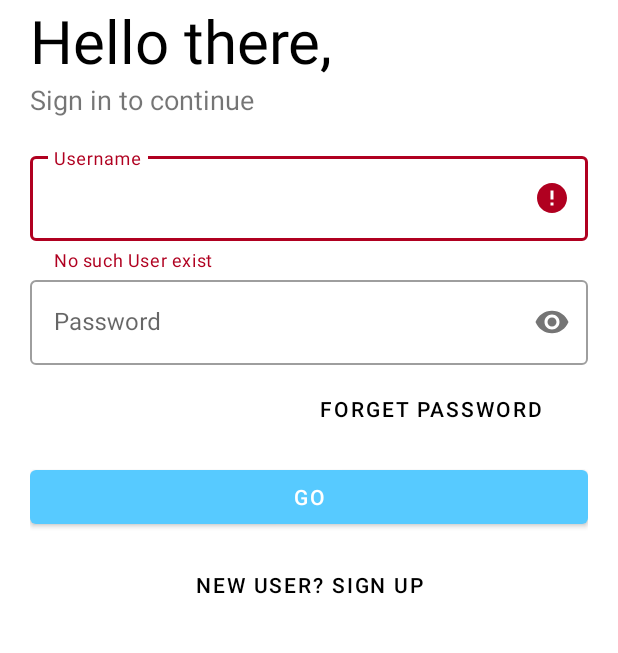
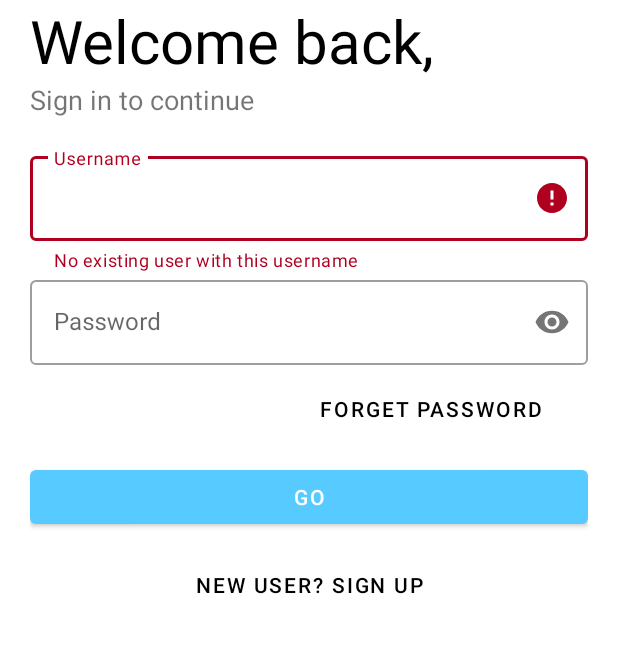
Before and after one commit to saltindustries/MoneySavingStudents, an Android app: the screen it shows after launch (Login), after a tap on "GO", on a phone screen of 412 x 824 dp, the part 255-908 px from its top. Run offline under Robolectric (Android 15) with nearby library versions, the phone set to English and light mode, and no system bars; our stand-ins replace Firebase (no records; nobody signed in at launch, a user with empty details on screens opened directly); libraries missing offline, so code that uses them is left out: com.squareup.seismic; Roboto replaces fonts that are not available here.

Commit message:
removed unnecessary comments

```diff
--- a/app/src/main/java/com/example/moneysavingstudents/Login.java
+++ b/app/src/main/java/com/example/moneysavingstudents/Login.java
@@ -51,21 +51,6 @@ public class Login extends AppCompatActivity{
         callSignUp.setOnClickListener(new View.OnClickListener() {
             @Override
             public void onClick(View v) {
-                // PAIR ANIMATIONS
-                /*Intent intent = new Intent(Login.this, SignUp.class);
-
-                Pair[] pairs = new Pair[7];
-
-                pairs[0] = new Pair<View, String>(logo_image, "logo_image");
-                pairs[1] = new Pair<View, String>(logo_text, "logo_text");
-                pairs[2] = new Pair<View, String>(logo_subtext, "logo_desc");
-                pairs[3] = new Pair<View, String>(username, "password_tran");
-                pairs[4] = new Pair<View, String>(password, "username_tran");
-                pairs[5] = new Pair<View, String>(btn_login, "btn_login_tran");
-                pairs[6] = new Pair<View, String>(callSignUp, "btn_signup_tran");
-
-                ActivityOptions options = ActivityOptions.makeSceneTransitionAnimation(Login.this, pairs);
-                startActivity(intent, options.toBundle());*/
                 Intent intent = new Intent(Login.this,SignUp.class);
                 startActivity(intent);
             }
@@ -120,7 +105,7 @@ public class Login extends AppCompatActivity{
                     }
                 }
                 else {
-                    username.setError("No such User exist");
+                    username.setError("No existing user with this username");
                     username.requestFocus();
                 }
             }
--- a/app/src/main/java/com/example/moneysavingstudents/SignUp.java
+++ b/app/src/main/java/com/example/moneysavingstudents/SignUp.java
@@ -107,7 +107,7 @@ public class SignUp extends AppCompatActivity{
             return false;
         }
         else if(!val.matches(passwordCheck)) {
-            regPassword.setError("Password is too weak.");
+            regPassword.setError("Password must be at least 8 characters with one number and special character.");
             return false;
         }
         else {
--- a/app/src/main/res/layout/activity_login.xml
+++ b/app/src/main/res/layout/activity_login.xml
@@ -21,7 +21,7 @@
         android:layout_width="wrap_content"
         android:layout_height="wrap_content"
         android:fontFamily="@font/roboto_condensed_bold"
-        android:text="Hello there,"
+        android:text="Welcome back,"
         android:textColor="#000"
         android:textSize="40sp"
         android:transitionName="logo_text" />
```
Also changed, not shown: app/src/main/java/com/example/moneysavingstudents/AddItems.java (+0 -8 lines), app/src/main/res/layout/activity_add_items.xml (+0 -15 lines).
